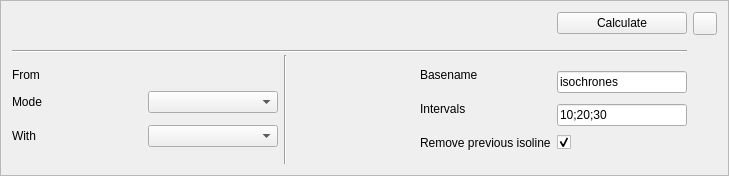
Before: the Qt Designer form kadasrouting/gui/reachabilitybottombar.ui in kadas-albireo/kadas-albireo2, drawn with Qt 5.
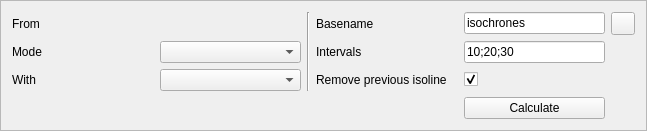
After: the same form once the commit is applied. Icons and pictures are not drawn.

Commit message: Tidy up reachability dialog.

The edit to the form file:
```diff
--- a/kadasrouting/gui/reachabilitybottombar.ui
+++ b/kadasrouting/gui/reachabilitybottombar.ui
@@ -6,8 +6,8 @@
    <rect>
     <x>0</x>
     <y>0</y>
-    <width>729</width>
-    <height>176</height>
+    <width>647</width>
+    <height>130</height>
    </rect>
   </property>
   <property name="windowTitle">
@@ -20,52 +20,28 @@
    <enum>QFrame::Raised</enum>
   </property>
   <layout class="QGridLayout" name="gridLayout">
-   <item row="0" column="5">
-    <widget class="QToolButton" name="btnClose">
-     <property name="sizePolicy">
-      <sizepolicy hsizetype="Maximum" vsizetype="Fixed">
-       <horstretch>0</horstretch>
-       <verstretch>0</verstretch>
-      </sizepolicy>
-     </property>
-     <property name="text">
-      <string/>
-     </property>
-     <property name="icon">
-      <iconset theme="close">
-       <normaloff>.</normaloff>.</iconset>
-     </property>
-    </widget>
-   </item>
-   <item row="1" column="0" rowspan="2" colspan="5">
-    <widget class="Line" name="line">
-     <property name="orientation">
-      <enum>Qt::Horizontal</enum>
-     </property>
-    </widget>
-   </item>
-   <item row="2" column="2" rowspan="7" colspan="2">
-    <widget class="Line" name="line_2">
-     <property name="orientation">
-      <enum>Qt::Vertical</enum>
-     </property>
-    </widget>
-   </item>
-   <item row="3" column="0">
+   <item row="0" column="0">
     <widget class="QLabel" name="labelFrom">
      <property name="text">
       <string>From</string>
      </property>
     </widget>
    </item>
-   <item row="3" column="3">
+   <item row="0" column="2" rowspan="3">
+    <widget class="Line" name="line">
+     <property name="orientation">
+      <enum>Qt::Vertical</enum>
+     </property>
+    </widget>
+   </item>
+   <item row="0" column="3">
     <widget class="QLabel" name="labelBasename">
      <property name="text">
       <string>Basename</string>
      </property>
     </widget>
    </item>
-   <item row="3" column="4" rowspan="2">
+   <item row="0" column="4">
     <widget class="QLineEdit" name="lineEditBasename">
      <property name="sizePolicy">
       <sizepolicy hsizetype="Preferred" vsizetype="Fixed">
@@ -78,24 +54,41 @@
      </property>
     </widget>
    </item>
-   <item row="4" column="0" rowspan="2">
+   <item row="0" column="5">
+    <widget class="QToolButton" name="btnClose">
+     <property name="sizePolicy">
+      <sizepolicy hsizetype="Maximum" vsizetype="Fixed">
+       <horstretch>0</horstretch>
+       <verstretch>0</verstretch>
+      </sizepolicy>
+     </property>
+     <property name="text">
+      <string/>
+     </property>
+     <property name="icon">
+      <iconset theme="close">
+       <normaloff>.</normaloff>.</iconset>
+     </property>
+    </widget>
+   </item>
+   <item row="1" column="0">
     <widget class="QLabel" name="labelReachabilityMode">
      <property name="text">
       <string>Mode</string>
      </property>
     </widget>
    </item>
-   <item row="4" column="1" rowspan="2">
+   <item row="1" column="1">
     <widget class="QComboBox" name="comboBoxReachabilityMode"/>
    </item>
-   <item row="5" column="3">
+   <item row="1" column="3">
     <widget class="QLabel" name="labelIntervals">
      <property name="text">
       <string>Intervals</string>
      </property>
     </widget>
    </item>
-   <item row="5" column="4" rowspan="2">
+   <item row="1" column="4">
     <widget class="QLineEdit" name="lineEditIntervals">
      <property name="sizePolicy">
       <sizepolicy hsizetype="Preferred" vsizetype="Fixed">
@@ -108,24 +101,24 @@
      </property>
     </widget>
    </item>
-   <item row="6" column="0" rowspan="2">
+   <item row="2" column="0">
     <widget class="QLabel" name="labelWith">
      <property name="text">
       <string>With</string>
      </property>
     </widget>
    </item>
-   <item row="6" column="1" rowspan="2">
+   <item row="2" column="1">
     <widget class="QComboBox" name="comboBoxVehicles"/>
    </item>
-   <item row="7" column="3">
+   <item row="2" column="3">
     <widget class="QLabel" name="labelRemovePrevious">
      <property name="text">
       <string>Remove previous isoline</string>
      </property>
     </widget>
    </item>
-   <item row="7" column="4">
+   <item row="2" column="4">
     <widget class="QCheckBox" name="checkBoxRemovePrevious">
      <property name="text">
       <string/>
@@ -135,7 +128,7 @@
      </property>
     </widget>
    </item>
-   <item row="0" column="4">
+   <item row="3" column="4">
     <widget class="QPushButton" name="btnCalculate">
      <property name="sizePolicy">
       <sizepolicy hsizetype="Preferred" vsizetype="Fixed">
```
The commit also changes 1 other file.
